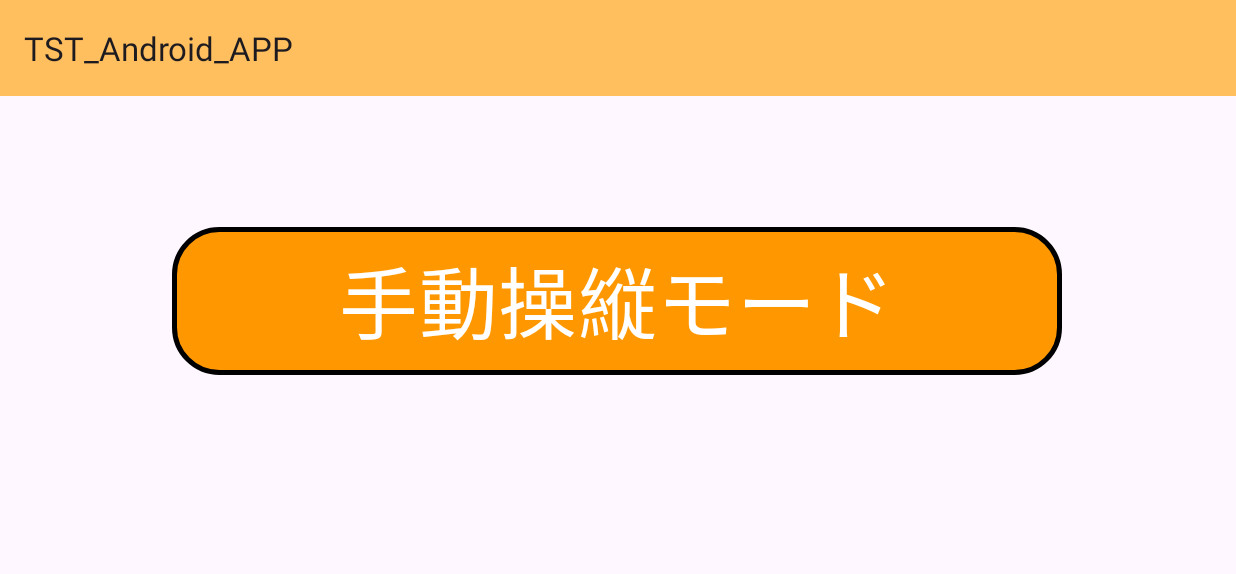
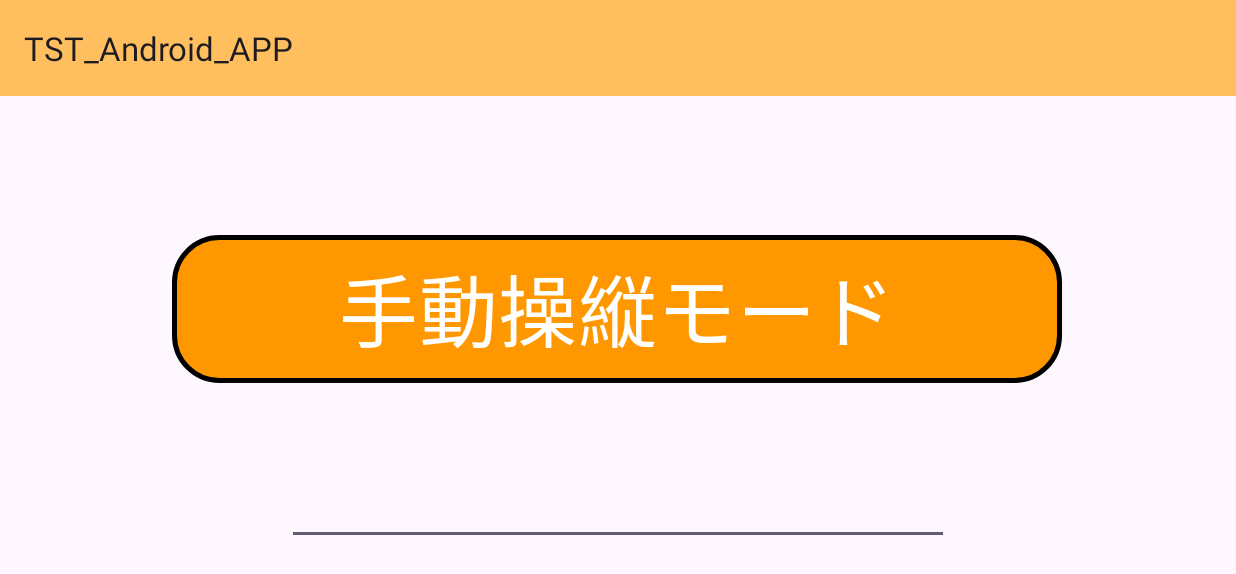
Before and after one commit to kato-hk28/TST_APP, an Android app: the MainActivity screen opened directly, with no data from a screen before it, on a phone screen of 824 x 412 dp (held sideways). Shown: the top 574 px of the screen. Run offline under Robolectric (Android 15) with nearby library versions, the phone set to English and light mode, and no system bars.

Commit message:
[ADD] Add function
IPアドレスを入力で受け取るようにした

```diff
--- a/android_app/app/src/main/java/com/example/tst_android_app/MainActivity.java
+++ b/android_app/app/src/main/java/com/example/tst_android_app/MainActivity.java
@@ -7,21 +7,30 @@ import android.os.Bundle;
 import android.util.Log;
 import android.view.View;
 import android.widget.Button;
+import android.widget.EditText;
 
 public class MainActivity extends AppCompatActivity {
 
-
+    String ip_address="";
     @Override
     protected void onCreate(Bundle savedInstanceState) {
         super.onCreate(savedInstanceState);
         setContentView(R.layout.activity_main);
+
+        EditText et = (EditText) findViewById(R.id.ip_edit);
 
         Button ManualModeButton = (Button) findViewById(R.id.manual_button);
         ManualModeButton.setOnClickListener(new View.OnClickListener() {
             @Override
             public void onClick(View v) {
                 Log.d("main", "plog manual_button onClick");
+                ip_address = et.getText().toString();
+
                 Intent intent = new Intent(getApplicationContext(), Manual_Activity.class);
+
+                // Stringの値を渡す
+                intent.putExtra("ip_address", ip_address);
+
                 startActivity(intent);
             }
         });
--- a/android_app/app/src/main/res/layout/activity_main.xml
+++ b/android_app/app/src/main/res/layout/activity_main.xml
@@ -21,7 +21,7 @@
     <LinearLayout
         android:layout_width="604dp"
         android:layout_height="109dp"
-        android:orientation="horizontal"
+        android:orientation="vertical"
         app:layout_constraintBottom_toBottomOf="parent"
         app:layout_constraintEnd_toEndOf="parent"
         app:layout_constraintHorizontal_bias="0.497"
@@ -41,15 +41,31 @@
 
         <Button
             android:id="@+id/manual_button"
-            android:layout_width="wrap_content"
+            android:layout_width="match_parent"
             android:layout_height="match_parent"
+            android:layout_gravity="center_horizontal"
             android:layout_margin="5dp"
             android:layout_weight="1"
             android:autoSizeTextType="uniform"
-            android:layout_gravity="center_horizontal"
-            app:backgroundTint="@null"
             android:background="@drawable/partsdesign"
-            android:text="@string/manual_button" />
+            android:text="@string/manual_button"
+            app:backgroundTint="@null" />
+
     </LinearLayout>
 
+    <EditText
+        android:id="@+id/ip_edit"
+        android:layout_width="441dp"
+        android:layout_height="61dp"
+        android:ems="10"
+        android:inputType="phone"
+        android:autoSizeTextType="uniform"
+        android:layout_gravity="center_horizontal"
+        android:gravity="center_horizontal"
+        app:layout_constraintBottom_toBottomOf="parent"
+        app:layout_constraintEnd_toEndOf="parent"
+        app:layout_constraintStart_toStartOf="parent"
+        app:layout_constraintTop_toTopOf="parent"
+        app:layout_constraintVertical_bias="0.862" />
+
 </androidx.constraintlayout.widget.ConstraintLayout>
```
Also changed, not shown: android_app/app/src/main/java/com/example/tst_android_app/DistanceHttpGetTask.java (+6 -2 lines), android_app/app/src/main/java/com/example/tst_android_app/Manual_Activity.java (+11 -3 lines), android_app/app/src/main/java/com/example/tst_android_app/MotorHttpGetTask.java (+4 -3 lines), 1 other file. Lines whose indentation alone changed are shown as unchanged.
